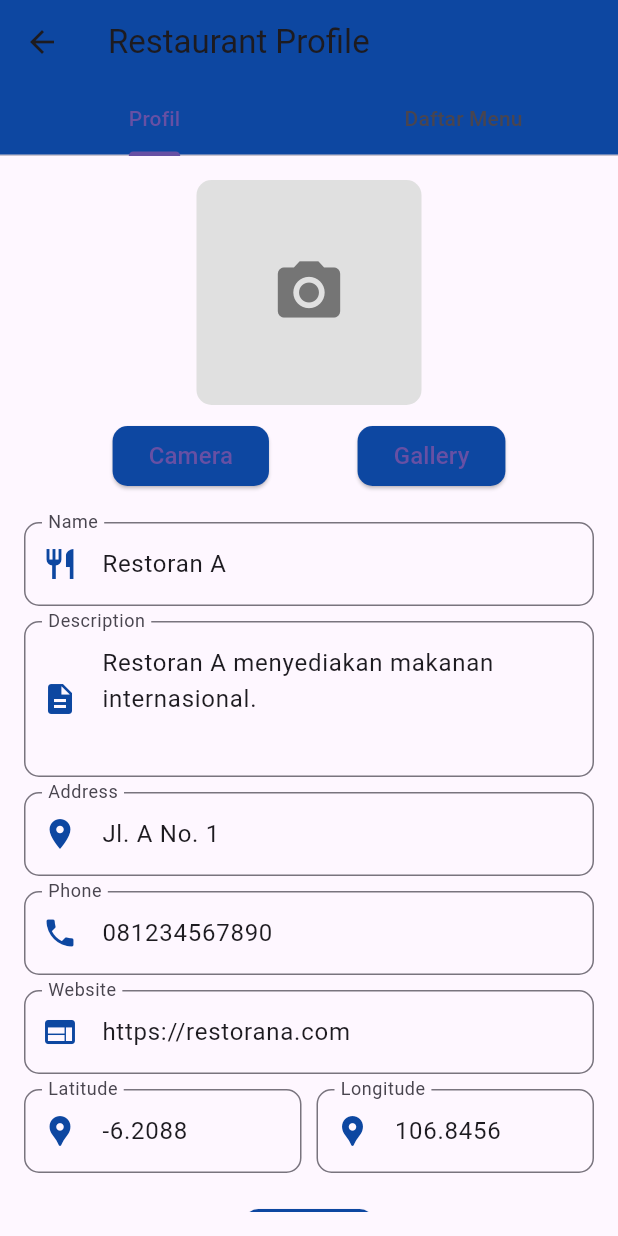
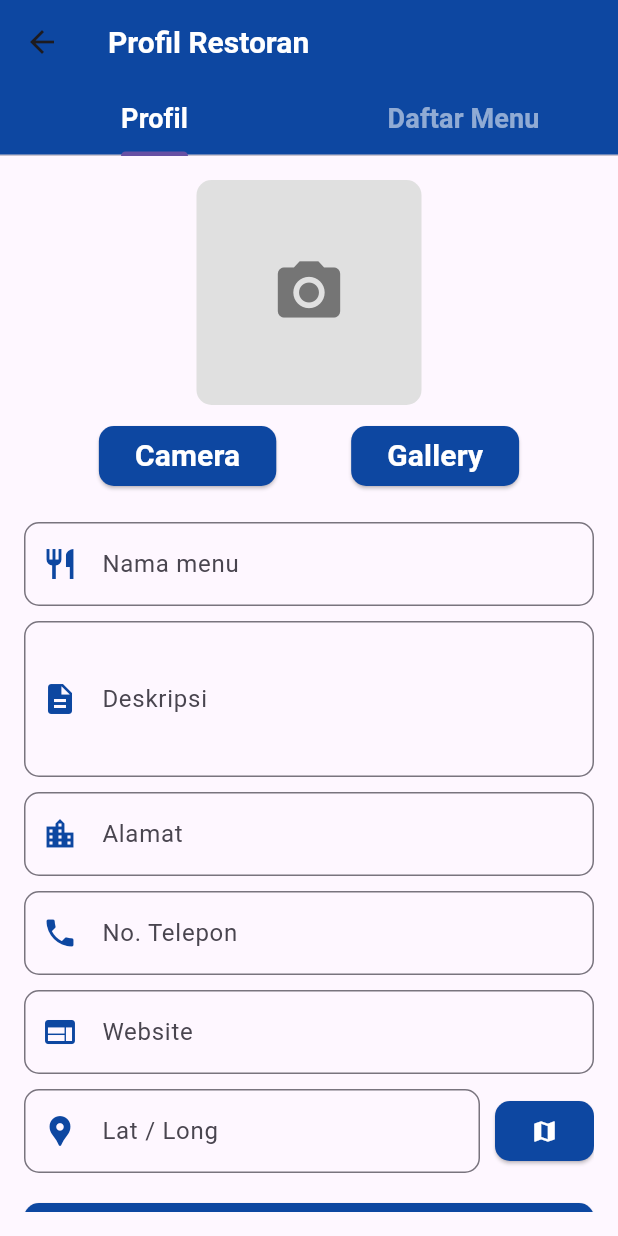
Before and after one commit to Fannannf/food-finder, a Flutter app: the ProfileRestaurantPage screen opened by its route, on a phone screen of 412 x 824 dp. Run offline on Flutter 3.47's test engine with Material 3 defaults, Android fonts, the phone set to English and light mode, and no system bars; our stand-ins replace flutter_secure_storage, geolocator, image_picker; accounts and stored records are empty.

Commit message:
tambah sampe lokasi resto

```diff
--- a/lib/components/restaurant_form_tab.dart
+++ b/lib/components/restaurant_form_tab.dart
@@ -2,6 +2,11 @@
 import 'dart:io';
 
 import 'package:flutter/material.dart';
+import 'package:food_finder/components/styles.dart';
+import 'package:food_finder/components/widgets.dart';
+import 'package:food_finder/helpers/location_service.dart';
+import 'package:food_finder/models/restaurant.dart';
+import 'package:geolocator/geolocator.dart';
 import 'package:image_picker/image_picker.dart';
 
 class RestaurantFormTab extends StatefulWidget {
@@ -10,8 +15,9 @@ class RestaurantFormTab extends StatefulWidget {
   final TextEditingController addressController;
   final TextEditingController phoneController;
   final TextEditingController websiteController;
-  final TextEditingController latitudeController;
-  final TextEditingController longitudeController;
+  final TextEditingController latLongController;
+
+  Restaurant? resto;
 
   RestaurantFormTab({
     required this.nameController,
@@ -19,8 +25,8 @@ class RestaurantFormTab extends StatefulWidget {
     required this.addressController,
     required this.phoneController,
     required this.websiteController,
-    required this.latitudeController,
-    required this.longitudeController,
+    required this.latLongController,
+    this.resto,
   });
 
   @override
@@ -41,6 +47,22 @@ class _RestaurantFormTabState extends State<RestaurantFormTab> {
     });
   }
 
+  final LocationService _loc = LocationService();
+  Position? currentPos;
+
+  Future<void> _getCurrentLocation() async {
+    try {
+      final position = await _loc.getCurrentLocation();
+      setState(() {
+        currentPos = position;
+      });
+    } catch (e) {
+      ScaffoldMessenger.of(
+        context,
+      ).showSnackBar(SnackBar(content: Text('Error getting location: $e')));
+    }
+  }
+
   @override
   Widget build(BuildContext context) {
     return Padding(
@@ -53,8 +75,8 @@ class _RestaurantFormTabState extends State<RestaurantFormTab> {
                   borderRadius: BorderRadius.circular(10),
                   child: Image.file(
                     File(_image!.path),
-                    width: 150,
-                    height: 150,
+                    width: 350,
+                    height: 200,
                     fit: BoxFit.cover,
                   ),
                 )
@@ -83,7 +105,7 @@ class _RestaurantFormTabState extends State<RestaurantFormTab> {
                       borderRadius: BorderRadius.circular(10),
                     ),
                   ),
-                  child: Text('Camera', style: TextStyle(fontSize: 16)),
+                  child: Text('Camera', style: whiteBoldText),
                 ),
                 ElevatedButton(
                   onPressed: () => _pickImage(ImageSource.gallery),
@@ -93,139 +115,74 @@ class _RestaurantFormTabState extends State<RestaurantFormTab> {
                       borderRadius: BorderRadius.circular(10),
                     ),
                   ),
-                  child: Text('Gallery', style: TextStyle(fontSize: 16)),
+                  child: Text('Gallery', style: whiteBoldText),
                 ),
               ],
             ),
             SizedBox(height: 20),
-            TextField(
+            BoxedTextField(
+              label: "Nama menu",
+              icon: Icons.restaurant,
               controller: widget.nameController,
-              decoration: InputDecoration(
-                labelText: 'Name',
-                prefixIcon: Icon(Icons.restaurant, color: Colors.blue[900]),
-                border: OutlineInputBorder(
-                  borderRadius: BorderRadius.circular(10),
-                  borderSide: BorderSide(color: Colors.blue[900]!),
-                ),
-                focusedBorder: OutlineInputBorder(
-                  borderRadius: BorderRadius.circular(10),
-                  borderSide: BorderSide(color: Colors.blue[900]!),
-                ),
-              ),
             ),
             SizedBox(height: 10),
             TextField(
               controller: widget.descriptionController,
               maxLines: 3,
-              decoration: InputDecoration(
-                labelText: 'Description',
-                prefixIcon: Icon(Icons.description, color: Colors.blue[900]),
-                border: OutlineInputBorder(
-                  borderRadius: BorderRadius.circular(10),
-                  borderSide: BorderSide(color: Colors.blue[900]!),
-                ),
-                focusedBorder: OutlineInputBorder(
-                  borderRadius: BorderRadius.circular(10),
-                  borderSide: BorderSide(color: Colors.blue[900]!),
-                ),
-              ),
+              decoration: boxedInputDecoration("Deskripsi", Icons.description),
             ),
             SizedBox(height: 10),
-            TextField(
+            BoxedTextField(
+              label: "Alamat",
+              icon: Icons.location_city,
               controller: widget.addressController,
-              decoration: InputDecoration(
-                labelText: 'Address',
-                prefixIcon: Icon(Icons.location_on, color: Colors.blue[900]),
-                border: OutlineInputBorder(
-                  borderRadius: BorderRadius.circular(10),
-                  borderSide: BorderSide(color: Colors.blue[900]!),
-                ),
-                focusedBorder: OutlineInputBorder(
-                  borderRadius: BorderRadius.circular(10),
-                  borderSide: BorderSide(color: Colors.blue[900]!),
-                ),
-              ),
             ),
             SizedBox(height: 10),
-            TextField(
+            BoxedTextField(
+              label: "No. Telepon",
+              icon: Icons.phone,
               controller: widget.phoneController,
-              decoration: InputDecoration(
-                labelText: 'Phone',
-                prefixIcon: Icon(Icons.phone, color: Colors.blue[900]),
-                border: OutlineInputBorder(
-                  borderRadius: BorderRadius.circular(10),
-                  borderSide: BorderSide(color: Colors.blue[900]!),
-                ),
-                focusedBorder: OutlineInputBorder(
-                  borderRadius: BorderRadius.circular(10),
-                  borderSide: BorderSide(color: Colors.blue[900]!),
-                ),
-              ),
             ),
             SizedBox(height: 10),
-            TextField(
+            BoxedTextField(
+              label: "Website",
+              icon: Icons.web,
               controller: widget.websiteController,
-              decoration: InputDecoration(
-                labelText: 'Website',
-                prefixIcon: Icon(Icons.web, color: Colors.blue[900]),
-                border: OutlineInputBorder(
-                  borderRadius: BorderRadius.circular(10),
-                  borderSide: BorderSide(color: Colors.blue[900]!),
-                ),
-                focusedBorder: OutlineInputBorder(
-                  borderRadius: BorderRadius.circular(10),
-                  borderSide: BorderSide(color: Colors.blue[900]!),
-                ),
-              ),
             ),
             SizedBox(height: 10),
             Row(
               children: [
                 Expanded(
                   child: TextField(
-                    controller: widget.latitudeController,
-                    decoration: InputDecoration(
-                      labelText: 'Latitude',
-                      prefixIcon: Icon(
-                        Icons.location_pin,
-                        color: Colors.blue[900],
-                      ),
-                      border: OutlineInputBorder(
-                        borderRadius: BorderRadius.circular(10),
-                        borderSide: BorderSide(color: Colors.blue[900]!),
-                      ),
-                      focusedBorder: OutlineInputBorder(
-                        borderRadius: BorderRadius.circular(10),
-                        borderSide: BorderSide(color: Colors.blue[900]!),
-                      ),
+                    decoration: boxedInputDecoration(
+                      "Lat / Long",
+                      Icons.location_pin,
                     ),
+                    readOnly: true,
+                    controller: widget.latLongController,
                   ),
                 ),
                 SizedBox(width: 10),
-                Expanded(
-                  child: TextField(
-                    controller: widget.longitudeController,
-                    decoration: InputDecoration(
-                      labelText: 'Longitude',
-                      prefixIcon: Icon(
-                        Icons.location_pin,
-                        color: Colors.blue[900],
-                      ),
-                      border: OutlineInputBorder(
-                        borderRadius: BorderRadius.circular(10),
-                        borderSide: BorderSide(color: Colors.blue[900]!),
-                      ),
-                      focusedBorder: OutlineInputBorder(
-                        borderRadius: BorderRadius.circular(10),
-                        borderSide: BorderSide(color: Colors.blue[900]!),
-                      ),
+                ElevatedButton(
+                  onPressed: () {
+                    _getCurrentLocation().then((value) {
+                      widget.latLongController.text =
+                          "${currentPos!.latitude},${currentPos!.longitude}";
+                    });
+                  },
+                  style: ElevatedButton.styleFrom(
+                    backgroundColor: Colors.blue[900],
+                    shape: RoundedRectangleBorder(
+                      borderRadius: BorderRadius.circular(10),
                     ),
                   ),
+                  child: Icon(Icons.map, color: Colors.white),
                 ),
               ],
             ),
             SizedBox(height: 20),
-            ElevatedButton(
+            BlueButton(
+              text: "Simpan Profil",
               onPressed: () {
                 // Aksi ketika tombol save ditekan
                 ScaffoldMessenger.of(context).showSnackBar(
@@ -234,13 +191,6 @@ class _RestaurantFormTabState extends State<RestaurantFormTab> {
                   ),
                 );
               },
-              style: ElevatedButton.styleFrom(
-                backgroundColor: Colors.blue[900],
-                shape: RoundedRectangleBorder(
-                  borderRadius: BorderRadius.circular(10),
-                ),
-              ),
-              child: Text('Save', style: TextStyle(fontSize: 18)),
             ),
           ],
         ),
--- a/lib/helpers/api_driver.dart
+++ b/lib/helpers/api_driver.dart
@@ -28,7 +28,7 @@ class APIDriver {
       await _tokenStorage.saveExpirationToken(expiration);
       await _tokenStorage.saveRefreshToken(refreshToken);
     } else {
-      throw Exception("Login gagal:" + jsonDecode(response.body)['message']);
+      throw Exception("Login gagal:" + jsonDecode(response.body)['detail']);
     }
   }
 
--- a/lib/main.dart
+++ b/lib/main.dart
@@ -20,6 +20,7 @@ class MainApp extends StatelessWidget {
         '/': (context) => LoginPage(),
         '/main': (context) => MainPage(),
         '/profile_restaurant': (context) => ProfileRestaurantPage(),
+        '/no_resto': (context) => NoRestoPage(),
       },
     );
   }
--- a/lib/models/dummy_data.dart
+++ b/lib/models/dummy_data.dart
@@ -5,7 +5,6 @@ import 'restaurant.dart';
 List<Restaurant> dummyRestaurants = [
   Restaurant(
     name: 'Restoran A',
-    owner: 'John Doe',
     description: 'Restoran A menyediakan makanan internasional.',
     address: 'Jl. A No. 1',
     phone: '081234567890',
@@ -17,7 +16,6 @@ List<Restaurant> dummyRestaurants = [
   ),
   Restaurant(
     name: 'Restoran B',
-    owner: 'Jane Smith',
     description: 'Restoran B menyediakan makanan lokal.',
     address: 'Jl. B No. 2',
     phone: '081234567891',
@@ -28,7 +26,6 @@ List<Restaurant> dummyRestaurants = [
   ),
   Restaurant(
     name: 'Restoran C',
-    owner: 'Alice Johnson',
     description: 'Restoran C menyediakan makanan khas.',
     address: 'Jl. C No. 3',
     phone: '081234567892',
@@ -39,7 +36,6 @@ List<Restaurant> dummyRestaurants = [
   ),
   Restaurant(
     name: 'Restoran D',
-    owner: 'Bob Brown',
     description: 'Restoran D menyediakan makanan cepat saji.',
     address: 'Jl. D No. 4',
     phone: '081234567893',
@@ -50,7 +46,6 @@ List<Restaurant> dummyRestaurants = [
   ),
   Restaurant(
     name: 'Restoran E',
-    owner: 'Charlie Davis',
     description: 'Restoran E menyediakan makanan khas Indonesia.',
     address: 'Jl. E No. 5',
     phone: '081234567894',
--- a/lib/models/menu.dart
+++ b/lib/models/menu.dart
@@ -1,14 +1,36 @@
 // lib/models/menu.dart
 class Menu {
+  final int id;
   final String name;
   final String description;
   final double price;
   final String image;
 
   Menu({
+    this.id = 0,
     required this.name,
     required this.description,
     required this.price,
     required this.image,
   });
+
+  factory Menu.fromJson(Map<String, dynamic> json) {
+    return Menu(
+      id: json['id'],
+      name: json['name'],
+      description: json['description'],
+      price: json['price'],
+      image: json['image'],
+    );
+  }
+
+  Map<String, dynamic> toJson() {
+    return {
+      'id': this.name,
+      'name': this.name,
+      'description': this.description,
+      'price': this.price,
+      'image': this.image,
+    };
+  }
 }
--- a/lib/pages/profile_resto_page.dart
+++ b/lib/pages/profile_resto_page.dart
@@ -1,14 +1,18 @@
 // lib/pages/profile_restaurant_page.dart
 import 'package:flutter/material.dart';
+import 'package:food_finder/components/styles.dart';
 import 'package:food_finder/models/dummy_data.dart';
+import 'package:food_finder/models/restaurant.dart';
 
 import '../components/menu_list_tab.dart';
 import '../components/restaurant_form_tab.dart';
+import '../components/widgets.dart';
 import '../models/menu.dart';
 import 'menu_form_page.dart';
 
 class ProfileRestaurantPage extends StatefulWidget {
-  const ProfileRestaurantPage({super.key});
+  Restaurant? resto;
+  ProfileRestaurantPage({super.key, this.resto});
 
   @override
   _ProfileRestaurantPageState createState() => _ProfileRestaurantPageState();
@@ -16,27 +20,12 @@ class ProfileRestaurantPage extends StatefulWidget {
 
 class _ProfileRestaurantPageState extends State<ProfileRestaurantPage> {
   int _currentIndex = 0;
-  final TextEditingController _nameController = TextEditingController(
-    text: 'Restoran A',
-  );
-  final TextEditingController _descriptionController = TextEditingController(
-    text: 'Restoran A menyediakan makanan internasional.',
-  );
-  final TextEditingController _addressController = TextEditingController(
-    text: 'Jl. A No. 1',
-  );
-  final TextEditingController _phoneController = TextEditingController(
-    text: '081234567890',
-  );
-  final TextEditingController _websiteController = TextEditingController(
-    text: 'https://restorana.com',
-  );
-  final TextEditingController _latitudeController = TextEditingController(
-    text: '-6.2088',
-  );
-  final TextEditingController _longitudeController = TextEditingController(
-    text: '106.8456',
-  );
+  final TextEditingController _nameController = TextEditingController();
+  final TextEditingController _descriptionController = TextEditingController();
+  final TextEditingController _addressController = TextEditingController();
+  final TextEditingController _phoneController = TextEditingController();
+  final TextEditingController _websiteController = TextEditingController();
+  final TextEditingController _latLongController = TextEditingController();
 
   List<Menu> _menus = dummyMenus;
 
@@ -52,9 +41,21 @@ class _ProfileRestaurantPageState extends State<ProfileRestaurantPage> {
       length: 2,
       child: Scaffold(
         appBar: AppBar(
-          title: Text('Restaurant Profile'),
+          title: Text('Profil Restoran', style: whiteBoldText),
           backgroundColor: Colors.blue[900],
-          bottom: TabBar(tabs: [Tab(text: 'Profil'), Tab(text: 'Daftar Menu')]),
+          bottom: TabBar(
+            labelStyle: TextStyle(
+              fontWeight: FontWeight.bold,
+              fontSize: 18,
+              color: Colors.white,
+            ),
+            unselectedLabelStyle: TextStyle(
+              fontWeight: FontWeight.bold,
+              fontSize: 18,
+              color: Colors.white54,
+            ),
+            tabs: [Tab(text: 'Profil'), Tab(text: 'Daftar Menu')],
+          ),
         ),
         body: TabBarView(
           children: [
@@ -64,8 +65,8 @@ class _ProfileRestaurantPageState extends State<ProfileRestaurantPage> {
               addressController: _addressController,
               phoneController: _phoneController,
               websiteController: _websiteController,
-              latitudeController: _latitudeController,
-              longitudeController: _longitudeController,
+              latLongController: _latLongController,
+              resto: widget.resto,
             ),
             MenuListTab(menus: _menus, onMenuAdded: _addMenu),
           ],
@@ -90,3 +91,37 @@ class _ProfileRestaurantPageState extends State<ProfileRestaurantPage> {
     );
   }
 }
+
+class NoRestoPage extends StatefulWidget {
+  @override
+  State<NoRestoPage> createState() => _NoRestoTabState();
+}
+
+class _NoRestoTabState extends State<NoRestoPage> {
+  @override
+  Widget build(BuildContext context) {
+    return Scaffold(
+      appBar: AppBar(),
+      body: Center(
+        child: Container(
+          margin: EdgeInsets.symmetric(vertical: 80, horizontal: 30),
+          child: Column(
+            children: [
+              Text(
+                'Anda belum memiliki restoran',
+                style: TextStyle(fontWeight: FontWeight.bold, fontSize: 20),
+              ),
+              SizedBox(height: 20),
+              BlueButton(
+                text: "Buat Resto Sekarang",
+                onPressed: () {
+                  Navigator.pushNamed(context, '/profile_restaurant');
+                },
+              ),
+            ],
+          ),
+        ),
+      ),
+    );
+  }
+}
--- a/pubspec.yaml
+++ b/pubspec.yaml
@@ -10,6 +10,7 @@ dependencies:
   flutter:
     sdk: flutter
   flutter_secure_storage: ^9.2.2
+  geolocator: ^13.0.2
   http: ^1.2.2
   image_picker: ^1.1.2
   url_launcher: ^6.3.1
```
Also changed, not shown: lib/helpers/location_service.dart (added, +35 -0 lines), lib/models/restaurant.dart (+28 -2 lines), lib/pages/profile_page.dart (+18 -3 lines), assets/images/user_default.png (added), pubspec.lock, 5 other files.
